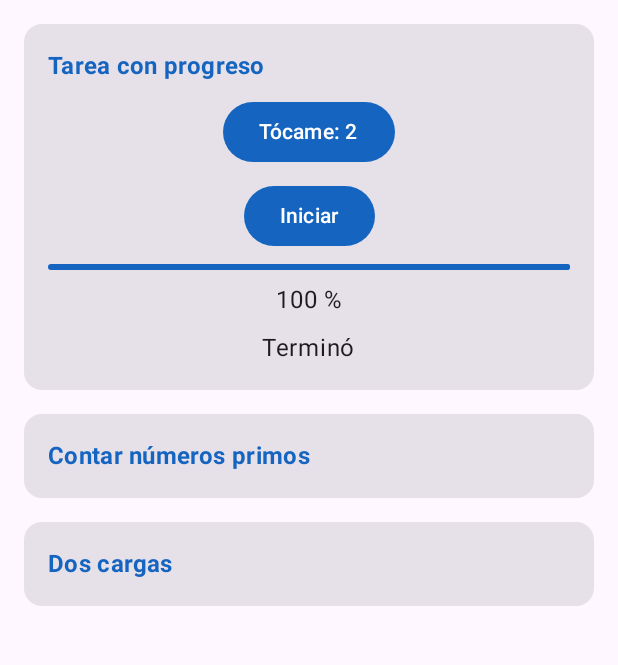
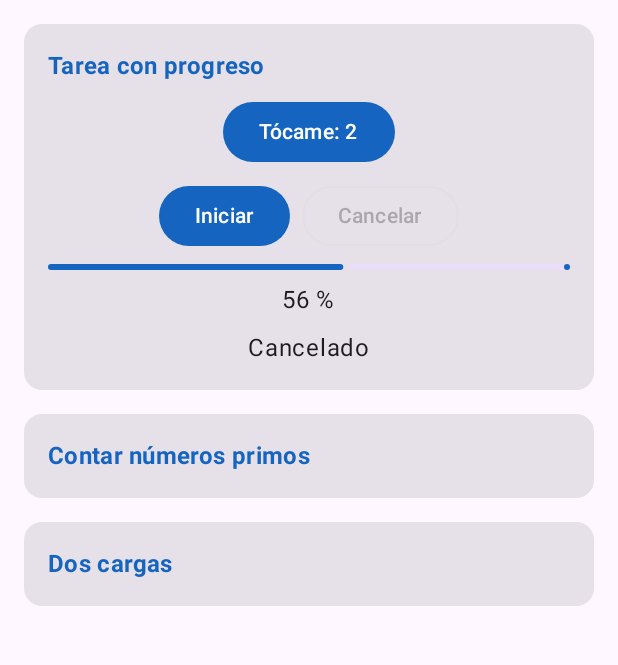
Before and after one commit to willardguillermo/CentroTareas, an Android app built with Jetpack Compose: the screen it shows after launch (MainActivity), after a tap on an icon or button, on a phone screen of 412 x 824 dp, the part 96-761 px from its top. Run offline under Robolectric (Android 15) with nearby library versions, the phone set to English and light mode, and no system bars; 3 other taps on this screen came first.

Commit message:
feat(cancelar): permite cancelar la tarea con Job
Guarda el Job de la tarea, evita el doble inicio y libera el estado corriendo en un bloque finally

```diff
--- a/app/src/main/java/com/tecsup/centrotareas/ui/PantallaTareas.kt
+++ b/app/src/main/java/com/tecsup/centrotareas/ui/PantallaTareas.kt
@@ -3,6 +3,7 @@ package com.tecsup.centrotareas.ui
 import androidx.compose.foundation.layout.Arrangement
 import androidx.compose.foundation.layout.Column
 import androidx.compose.foundation.layout.ColumnScope
+import androidx.compose.foundation.layout.Row
 import androidx.compose.foundation.layout.fillMaxSize
 import androidx.compose.foundation.layout.fillMaxWidth
 import androidx.compose.foundation.layout.padding
@@ -13,6 +14,7 @@ import androidx.compose.material3.Card
 import androidx.compose.material3.ExperimentalMaterial3Api
 import androidx.compose.material3.LinearProgressIndicator
 import androidx.compose.material3.MaterialTheme
+import androidx.compose.material3.OutlinedButton
 import androidx.compose.material3.Scaffold
 import androidx.compose.material3.Text
 import androidx.compose.material3.TopAppBar
@@ -34,6 +36,7 @@ import com.tecsup.centrotareas.viewmodel.TareasViewModel
 fun PantallaTareas(vm: TareasViewModel) {
     val mensaje by vm.mensaje.collectAsState()
     val progreso by vm.progreso.collectAsState()
+    val corriendo by vm.corriendo.collectAsState()
     var toques by rememberSaveable { mutableIntStateOf(0) }
 
     Scaffold(
@@ -59,8 +62,19 @@ fun PantallaTareas(vm: TareasViewModel) {
                 Button(onClick = { toques++ }) {
                     Text("Tócame: $toques")
                 }
-                Button(onClick = { vm.tareaLarga() }) {
-                    Text("Iniciar")
+                Row(horizontalArrangement = Arrangement.spacedBy(8.dp)) {
+                    Button(
+                        onClick = { vm.tareaLarga() },
+                        enabled = !corriendo
+                    ) {
+                        Text("Iniciar")
+                    }
+                    OutlinedButton(
+                        onClick = { vm.cancelar() },
+                        enabled = corriendo
+                    ) {
+                        Text("Cancelar")
+                    }
                 }
                 LinearProgressIndicator(
                     progress = { progreso },
--- a/app/src/main/java/com/tecsup/centrotareas/viewmodel/TareasViewModel.kt
+++ b/app/src/main/java/com/tecsup/centrotareas/viewmodel/TareasViewModel.kt
@@ -7,6 +7,7 @@ import com.tecsup.centrotareas.data.TareasRepository
 import com.tecsup.centrotareas.model.CargaUi
 import com.tecsup.centrotareas.model.PrimosUi
 import kotlinx.coroutines.Dispatchers
+import kotlinx.coroutines.Job
 import kotlinx.coroutines.delay
 import kotlinx.coroutines.flow.MutableStateFlow
 import kotlinx.coroutines.flow.StateFlow
@@ -23,8 +24,16 @@ class TareasViewModel(private val repo: TareasRepository) : ViewModel() {
     private val _progreso = MutableStateFlow(0f)
     val progreso: StateFlow<Float> = _progreso.asStateFlow()
 
+    private val _corriendo = MutableStateFlow(false)
+    val corriendo: StateFlow<Boolean> = _corriendo.asStateFlow()
+
+    private var trabajo: Job? = null
+
     fun tareaLarga() {
-        viewModelScope.launch {
+        if (_corriendo.value) return
+        _corriendo.value = true
+        trabajo = viewModelScope.launch {
+            try {
                 _progreso.value = 0f
                 _mensaje.value = "Trabajando..."
                 Log.d("HILO", "Antes: ${Thread.currentThread().name}")
@@ -37,9 +46,16 @@ class TareasViewModel(private val repo: TareasRepository) : ViewModel() {
                 }
                 Log.d("HILO", "Despues: ${Thread.currentThread().name}")
                 _mensaje.value = "Terminó"
+            } finally {
+                _corriendo.value = false
             }
         }
-    // TODO Paso 4: trabajo (Job), corriendo y cancelar()
+    }
+
+    fun cancelar() {
+        trabajo?.cancel()
+        _mensaje.value = "Cancelado"
+    }
 
     // ----- Contar primos (paso 5)
     private val _primos = MutableStateFlow<PrimosUi>(PrimosUi.Inicial)
```
Lines whose indentation alone changed are shown as unchanged.
